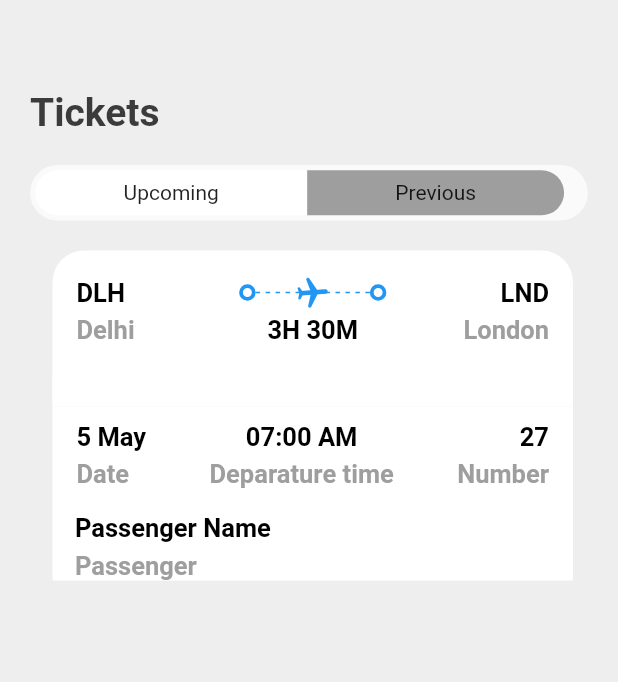
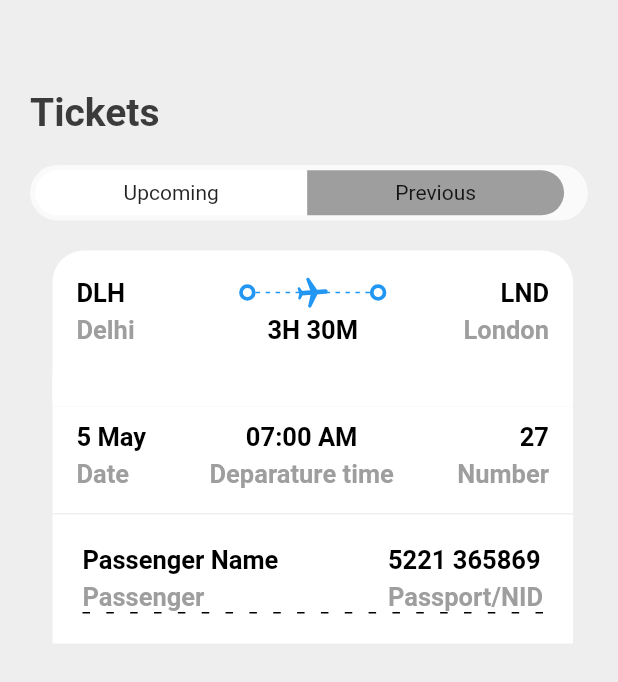
Before and after one commit to NafimAhmed/Air_Ticketing_App, a Flutter app: the TicketScreen screen opened directly, on a phone screen of 412 x 824 dp. Shown: the top 682 px of the screen. Run offline on Flutter 3.47's test engine with Material 2 defaults, Android fonts, the phone set to English and light mode, and no system bars; our stand-ins replace fluentui_icons, gap, get, google_fonts, sizer.

Commit message:
Ticket page middle

```diff
--- a/lib/screens/ticket_screen.dart
+++ b/lib/screens/ticket_screen.dart
@@ -2,6 +2,7 @@ import 'package:air_ticket_app/Utils/app_info_list.dart';
 import 'package:air_ticket_app/Utils/app_layout.dart';
 import 'package:air_ticket_app/Utils/app_style.dart';
 import 'package:air_ticket_app/screens/ticket_view.dart';
+import 'package:air_ticket_app/widget/layout_builder_widget.dart';
 import 'package:air_ticket_app/widget/ticket_tabs.dart';
 import 'package:flutter/cupertino.dart';
 import 'package:flutter/material.dart';
@@ -32,21 +33,28 @@ class TicketScreen extends StatelessWidget {
             child: TicketView(ticket: ticketList[0],isColor: false,),
           ),
 
+          SizedBox(height: 1,),
+
           Container(
            // width: size.width,
             margin: EdgeInsets.only(left: AppLayout.getWidth(15),right: AppLayout.getWidth(10)),
             decoration: BoxDecoration(
               color: Colors.white
             ),
-            padding: EdgeInsets.symmetric(horizontal: AppLayout.getWidth(15),),
+            padding: EdgeInsets.symmetric(horizontal: AppLayout.getWidth(20),vertical: AppLayout.getHeight(20)),
             child: Column(
               crossAxisAlignment: CrossAxisAlignment.center,
               children: [
                 Row(
+                  mainAxisAlignment: MainAxisAlignment.spaceBetween,
                   children: [
                     AppColumnLayout(
                       firstText: "Passenger Name",
                       SecondText: "Passenger",
+                    ),
+                    AppColumnLayout(
+                      firstText: "5221 365869",
+                      SecondText: "Passport/NID",
                     )
                     // Column(
                     //   crossAxisAlignment: CrossAxisAlignment.start,
@@ -57,7 +65,8 @@ class TicketScreen extends StatelessWidget {
                     //   ],
                     // )
                   ],
-                )
+                ),
+                const AppLayoutBuilder(Section: 15)
               ],
             ),
           )
--- /dev/null
+++ b/lib/widget/layout_builder_widget.dart
@@ -0,0 +1,33 @@
+import 'package:flutter/cupertino.dart';
+import 'package:flutter/material.dart';
+
+class AppLayoutBuilder extends StatelessWidget {
+
+  final bool? isColor;
+  final int Section;
+
+  const AppLayoutBuilder({Key? key, this.isColor, required this.Section}) : super(key: key);
+
+  @override
+  Widget build(BuildContext context) {
+    return LayoutBuilder(
+        builder: (BuildContext contect, BoxConstraints constrains){
+
+          return Flex(
+            direction: Axis.horizontal,
+            mainAxisAlignment: MainAxisAlignment.spaceBetween,
+            children: List.generate((constrains.constrainWidth()/Section).floor(), (index) => SizedBox(height: 1,width: 5,
+              child: DecoratedBox(
+                decoration: BoxDecoration(
+                    color: Colors.black
+                ),
+              ),
+            )
+            ),
+          );
+
+        }
+
+    );
+  }
+}
```
